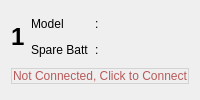
This is UI/ListItems/drone_pre3.ui in cmpe-DroneLab/GeoFly3D as Qt 5 draws it before an edit. The edited form follows.
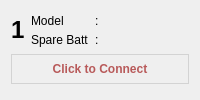
This is the edited form.

Commit message: Added Pause/Resume button to Midflight

Diff of the .ui file:
```diff
--- a/UI/ListItems/drone_pre3.ui
+++ b/UI/ListItems/drone_pre3.ui
@@ -5,6 +5,9 @@
   <property name="windowTitle">
    <string>Form</string>
   </property>
+  <property name="styleSheet">
+   <string notr="true">QPushButton { padding: 7px 10px; font-weight: 500; }</string>
+  </property>
   <layout class="QGridLayout" name="gridLayout" columnstretch="0,0,0,0,1">
    <property name="verticalSpacing">
     <number>0</number>
@@ -74,7 +77,7 @@
 #btn_connect:checked { color:white; background-color: #71946d}</string>
      </property>
      <property name="text">
-      <string>Not Connected, Click to Connect</string>
+      <string>Click to Connect</string>
      </property>
      <property name="checkable">
       <bool>true</bool>
```
The commit also changes 4 other files.
